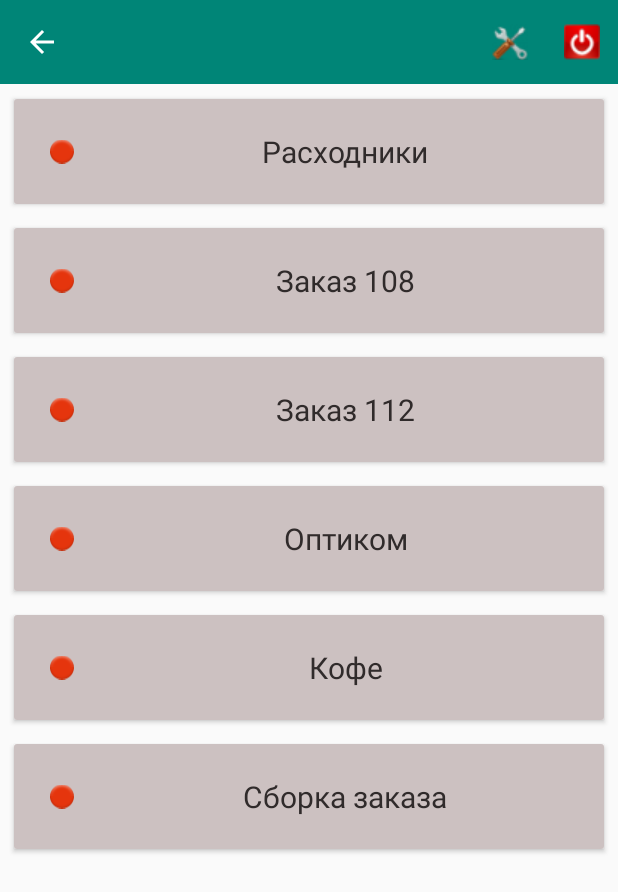
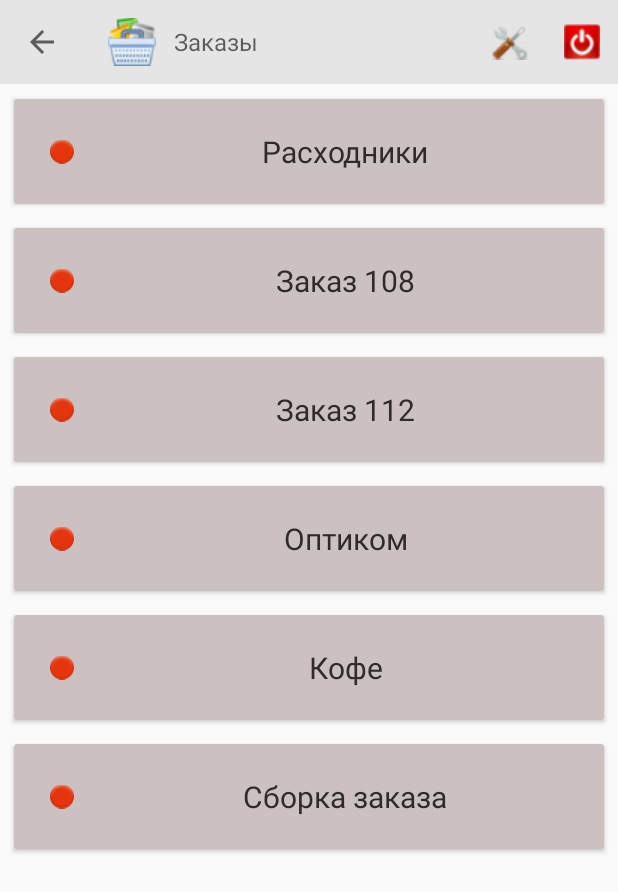
Before and after one commit to Stas2020/OrderAssembly, an Android app: the SelectOperationActivity screen opened directly, with no data from a screen before it, on a phone screen of 412 x 824 dp. Shown: the top 892 px of the screen. Run offline under Robolectric (Android 15) with nearby library versions, the phone set to English and light mode, and no system bars; Roboto replaces fonts that are not available here.

Commit message:
Улучшение узабилити

```diff
--- a/app/src/main/java/com/westas/orderassembly/barcode_reader/TBarcodeReader.java
+++ b/app/src/main/java/com/westas/orderassembly/barcode_reader/TBarcodeReader.java
@@ -133,6 +133,7 @@ public class TBarcodeReader implements BarcodeReader.BarcodeListener,BarcodeRead
             // Set Symbologies On/Off
             properties.put(BarcodeReader.PROPERTY_RSS_ENABLED, true);
             properties.put(BarcodeReader.PROPERTY_RSS_EXPANDED_ENABLED, true);
+            properties.put(BarcodeReader.PROPERTY_CODE_11_ENABLED, true);
             properties.put(BarcodeReader.PROPERTY_CODE_128_ENABLED, true);
             properties.put(BarcodeReader.PROPERTY_GS1_128_ENABLED, true);
             properties.put(BarcodeReader.PROPERTY_QR_CODE_ENABLED, true);
--- a/app/src/main/java/com/westas/orderassembly/operations/SelectOperationActivity.java
+++ b/app/src/main/java/com/westas/orderassembly/operations/SelectOperationActivity.java
@@ -115,7 +115,7 @@ public class SelectOperationActivity extends AppCompatActivity {
             @Override
             public void onClick(View view) {
                 Intent ListSubdivisionActivity = new Intent("android.intent.action.ListSubdivisionActivity");
-                //startActivity(ListSubdivisionActivity);
+                startActivity(ListSubdivisionActivity);
             }
         });
         listOperation.Add(operation);
@@ -175,6 +175,8 @@ public class SelectOperationActivity extends AppCompatActivity {
 
         getSupportActionBar().setDisplayHomeAsUpEnabled(true);
         getSupportActionBar().setHomeButtonEnabled(true);
+        getSupportActionBar().setSubtitle("   Заказы");
+
 
         getSupportActionBar().setTitle("");
 
--- a/app/src/main/java/com/westas/orderassembly/subdivision/ListSubdivisionActivity.java
+++ b/app/src/main/java/com/westas/orderassembly/subdivision/ListSubdivisionActivity.java
@@ -81,7 +81,7 @@ public class ListSubdivisionActivity extends AppCompatActivity implements View.O
         getSupportActionBar().setDisplayHomeAsUpEnabled(true);
         getSupportActionBar().setHomeButtonEnabled(true);
         getSupportActionBar().setTitle("");
-        getSupportActionBar().setSubtitle("Подразделения");
+        getSupportActionBar().setSubtitle("   Подразделения");
 
         toolbar.setNavigationOnClickListener(new View.OnClickListener() {
             @Override
--- a/app/src/main/res/layout/activity_list_subdivision.xml
+++ b/app/src/main/res/layout/activity_list_subdivision.xml
@@ -11,10 +11,9 @@
         android:id="@+id/toolbar2"
         android:layout_width="match_parent"
         android:layout_height="67dp"
-        android:background="?attr/colorPrimary"
+        android:background="@color/background"
         android:minHeight="?attr/actionBarSize"
-        android:theme="?attr/actionBarTheme"
-        app:logo="@drawable/icon">
+        app:logo="@drawable/shopping_32">
 
     </android.support.v7.widget.Toolbar>
 
--- a/app/src/main/res/layout/activity_select_operation.xml
+++ b/app/src/main/res/layout/activity_select_operation.xml
@@ -11,9 +11,9 @@
         android:id="@+id/toolbar_select_operation"
         android:layout_width="match_parent"
         android:layout_height="wrap_content"
-        android:background="?attr/colorPrimary"
+        android:background="@color/background"
         android:minHeight="?attr/actionBarSize"
-        android:theme="?attr/actionBarTheme" />
+        app:logo="@drawable/full_basket_32" />
 
 
     <android.support.constraint.ConstraintLayout
```
Also changed, not shown: app/src/main/res/drawable/full_basket_32.png (added), app/src/main/res/drawable/full_basket_64.png (added), app/src/main/res/drawable/shopping_32.png (added), app/src/main/res/drawable/shopping_64.png (added), 1 other file.
